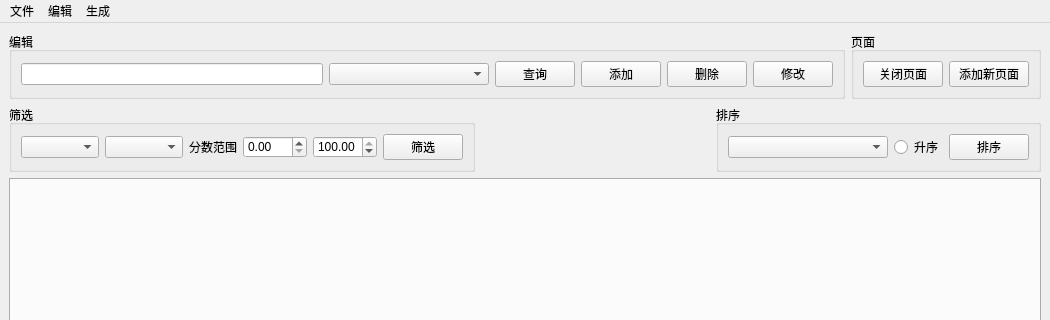
Old version of the form mainwindow.ui in the repository TheWeakest34/StudentManageSystem; both pictures show x 0 to 1050 and y 0 to 320 of the 1050 by 650 pixel window.
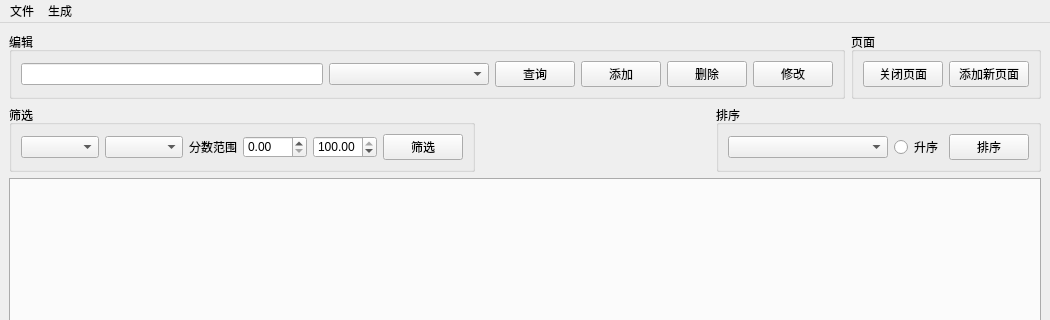
New version of the form.

```diff
--- a/mainwindow.ui
+++ b/mainwindow.ui
@@ -407,17 +407,11 @@
    </widget>
    <widget class="QMenu" name="menu_2">
     <property name="title">
-     <string>编辑</string>
-    </property>
-   </widget>
-   <widget class="QMenu" name="menu_3">
-    <property name="title">
      <string>生成</string>
     </property>
    </widget>
    <addaction name="menu"/>
    <addaction name="menu_2"/>
-   <addaction name="menu_3"/>
   </widget>
   <widget class="QStatusBar" name="statusbar"/>
   <action name="Import">
```
Left out of the diff: 36 changed lines with no effect on the pictures.
